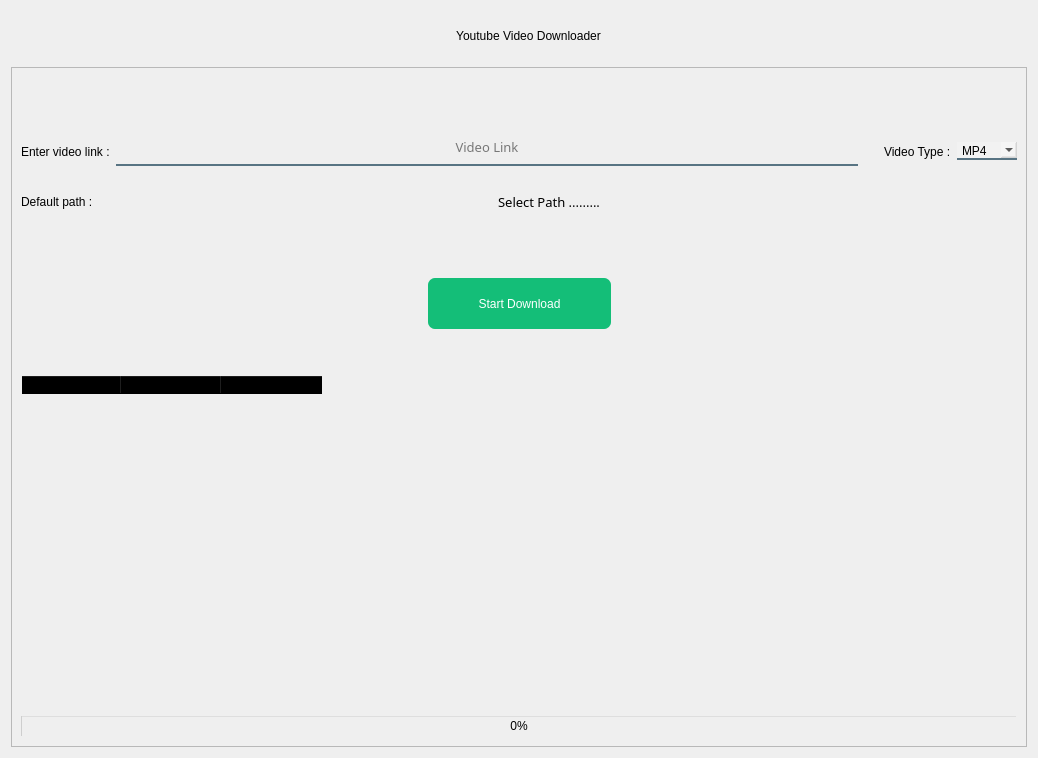
Old version of the form forms/sigleVideo_view.ui in the repository Abdel-RahmanSaied/Eazy_Downloader.
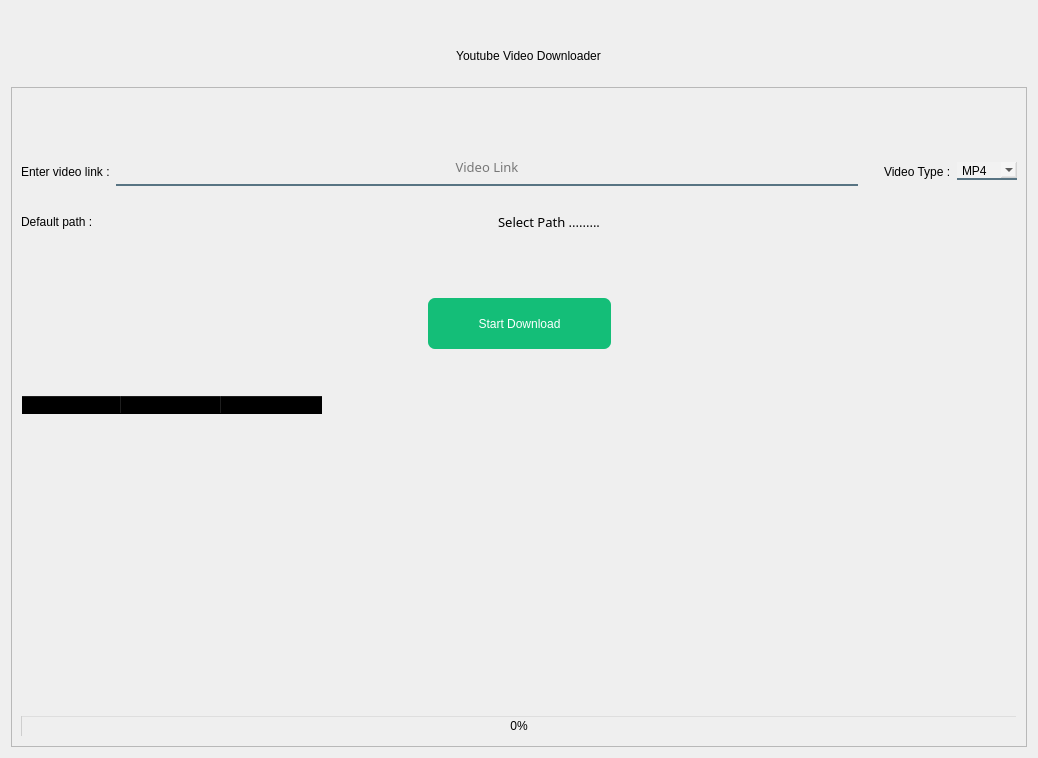
New version of the form. Icons and pictures are not drawn.

What changed in the file:
```diff
--- a/forms/sigleVideo_view.ui
+++ b/forms/sigleVideo_view.ui
@@ -24,119 +24,7 @@
     <normaloff>:/icons/images/logo.ico</normaloff>:/icons/images/logo.ico</iconset>
   </property>
   <layout class="QGridLayout" name="gridLayout_2">
-   <item row="0" column="0">
-    <layout class="QHBoxLayout" name="horizontalLayout_4">
-     <item>
-      <widget class="QPushButton" name="bck_btn">
-       <property name="minimumSize">
-        <size>
-         <width>50</width>
-         <height>50</height>
-        </size>
-       </property>
-       <property name="maximumSize">
-        <size>
-         <width>50</width>
-         <height>50</height>
-        </size>
-       </property>
-       <property name="styleSheet">
-        <string notr="true">QPushButton {
-    padding: 2px;
-    font: bold 15px;
-    border-width: 6px;
-    border-radius: 10px;
-    border-color: #2752B8;
-}
-</string>
-       </property>
-       <property name="text">
-        <string/>
-       </property>
-       <property name="icon">
-        <iconset resource="app_resources.qrc">
-         <normaloff>:/icons/images/icons8-back-67.png</normaloff>:/icons/images/icons8-back-67.png</iconset>
-       </property>
-       <property name="iconSize">
-        <size>
-         <width>30</width>
-         <height>30</height>
-        </size>
-       </property>
-      </widget>
-     </item>
-     <item>
-      <spacer name="horizontalSpacer_6">
-       <property name="orientation">
-        <enum>Qt::Horizontal</enum>
-       </property>
-       <property name="sizeHint" stdset="0">
-        <size>
-         <width>40</width>
-         <height>20</height>
-        </size>
-       </property>
-      </spacer>
-     </item>
-     <item>
-      <widget class="QLabel" name="label_4">
-       <property name="styleSheet">
-        <string notr="true">font: 20pt &quot;Acumin Pro&quot;;
-
- border-radius: 7px;
-</string>
-       </property>
-       <property name="text">
-        <string>Youtube Video Downloader</string>
-       </property>
-       <property name="alignment">
-        <set>Qt::AlignCenter</set>
-       </property>
-      </widget>
-     </item>
-     <item>
-      <spacer name="horizontalSpacer_7">
-       <property name="orientation">
-        <enum>Qt::Horizontal</enum>
-       </property>
-       <property name="sizeHint" stdset="0">
-        <size>
-         <width>35</width>
-         <height>20</height>
-        </size>
-       </property>
-      </spacer>
-     </item>
-     <item>
-      <widget class="QPushButton" name="pushButton">
-       <property name="maximumSize">
-        <size>
-         <width>40</width>
-         <height>40</height>
-        </size>
-       </property>
-       <property name="styleSheet">
-        <string notr="true"> border-radius: 12px;
-</string>
-       </property>
-       <property name="text">
-        <string/>
-       </property>
-       <property name="icon">
-        <iconset resource="app_resources.qrc">
-         <normaloff>:/icons/images/question.png</normaloff>:/icons/images/question.png</iconset>
-       </property>
-       <property name="iconSize">
-        <size>
-         <width>30</width>
-         <height>30</height>
-        </size>
-       </property>
-      </widget>
-     </item>
-    </layout>
-   </item>
-   <item row="1" column="0">
+   <item row="2" column="0">
     <widget class="QFrame" name="frame">
      <property name="frameShape">
       <enum>QFrame::StyledPanel</enum>
@@ -541,6 +429,134 @@
      </layout>
     </widget>
    </item>
+   <item row="1" column="0">
+    <layout class="QHBoxLayout" name="horizontalLayout_4">
+     <item>
+      <widget class="QPushButton" name="bck_btn">
+       <property name="minimumSize">
+        <size>
+         <width>50</width>
+         <height>50</height>
+        </size>
+       </property>
+       <property name="maximumSize">
+        <size>
+         <width>50</width>
+         <height>50</height>
+        </size>
+       </property>
+       <property name="styleSheet">
+        <string notr="true">QPushButton {
+    padding: 2px;
+    font: bold 15px;
+    border-width: 6px;
+    border-radius: 10px;
+    border-color: #2752B8;
+}
+</string>
+       </property>
+       <property name="text">
+        <string/>
+       </property>
+       <property name="icon">
+        <iconset resource="app_resources.qrc">
+         <normaloff>:/icons/images/icons8-back-67.png</normaloff>:/icons/images/icons8-back-67.png</iconset>
+       </property>
+       <property name="iconSize">
+        <size>
+         <width>30</width>
+         <height>30</height>
+        </size>
+       </property>
+      </widget>
+     </item>
+     <item>
+      <spacer name="horizontalSpacer_6">
+       <property name="orientation">
+        <enum>Qt::Horizontal</enum>
+       </property>
+       <property name="sizeHint" stdset="0">
+        <size>
+         <width>40</width>
+         <height>20</height>
+        </size>
+       </property>
+      </spacer>
+     </item>
+     <item>
+      <widget class="QLabel" name="label_4">
+       <property name="styleSheet">
+        <string notr="true">font: 20pt &quot;Acumin Pro&quot;;
+
+ border-radius: 7px;
+</string>
+       </property>
+       <property name="text">
+        <string>Youtube Video Downloader</string>
+       </property>
+       <property name="alignment">
+        <set>Qt::AlignCenter</set>
+       </property>
+      </widget>
+     </item>
+     <item>
+      <spacer name="horizontalSpacer_7">
+       <property name="orientation">
+        <enum>Qt::Horizontal</enum>
+       </property>
+       <property name="sizeHint" stdset="0">
+        <size>
+         <width>35</width>
+         <height>20</height>
+        </size>
+       </property>
+      </spacer>
+     </item>
+     <item>
+      <widget class="QPushButton" name="pushButton">
+       <property name="maximumSize">
+        <size>
+         <width>40</width>
+         <height>40</height>
+        </size>
+       </property>
+       <property name="styleSheet">
+        <string notr="true"> border-radius: 12px;
+</string>
+       </property>
+       <property name="text">
+        <string/>
+       </property>
+       <property name="icon">
+        <iconset resource="app_resources.qrc">
+         <normaloff>:/icons/images/question.png</normaloff>:/icons/images/question.png</iconset>
+       </property>
+       <property name="iconSize">
+        <size>
+         <width>30</width>
+         <height>30</height>
+        </size>
+       </property>
+      </widget>
+     </item>
+    </layout>
+   </item>
+   <item row="0" column="0">
+    <spacer name="verticalSpacer_4">
+     <property name="orientation">
+      <enum>Qt::Vertical</enum>
+     </property>
+     <property name="sizeType">
+      <enum>QSizePolicy::Fixed</enum>
+     </property>
+     <property name="sizeHint" stdset="0">
+      <size>
+       <width>20</width>
+       <height>20</height>
+      </size>
+     </property>
+    </spacer>
+   </item>
   </layout>
  </widget>
  <resources>
```
